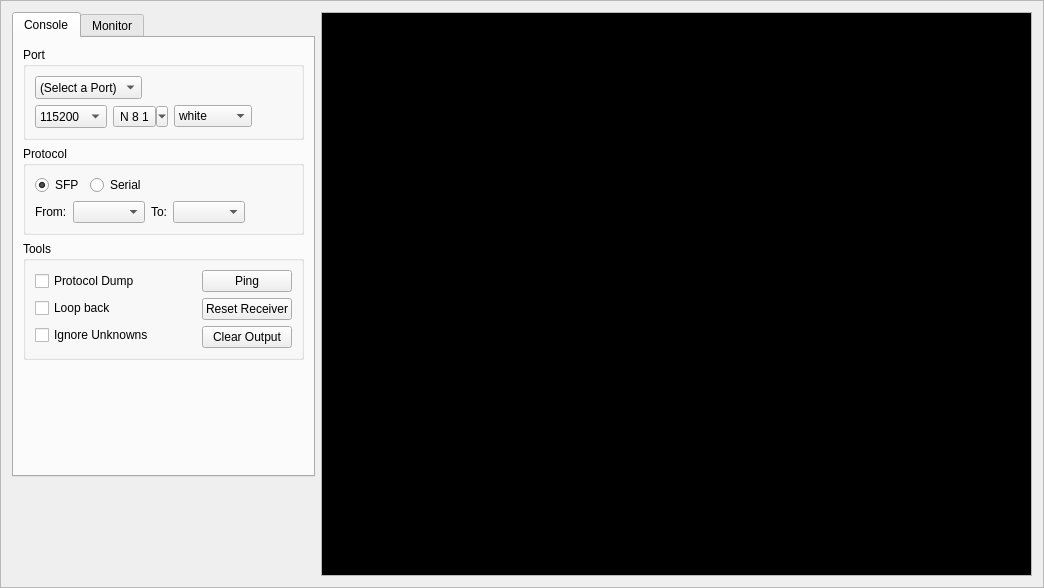
Old version of the form terminal.ui in the repository strawbot/TimbreTalk.
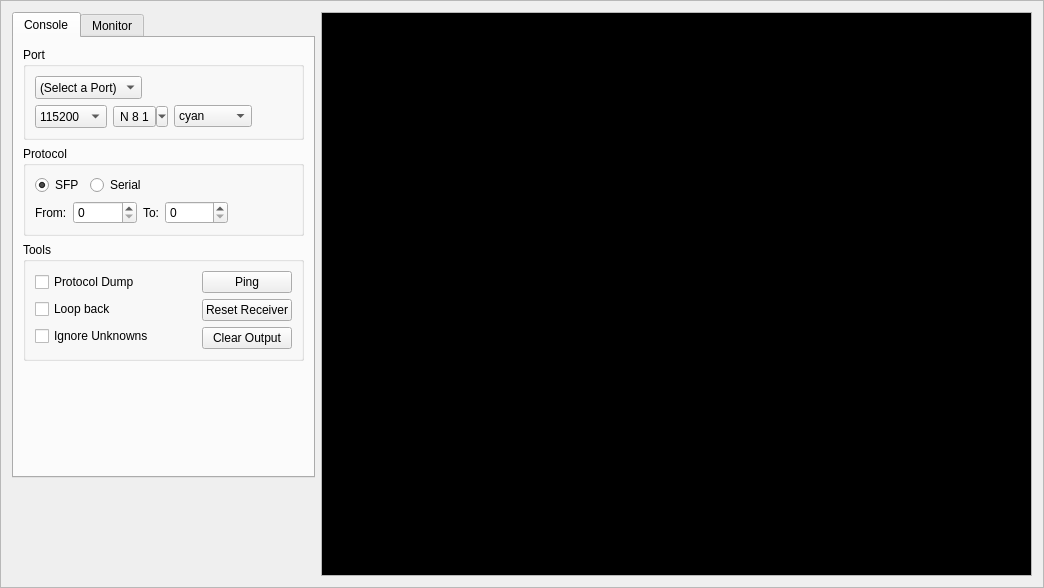
New version of the form. The open tabs and pages were chosen to show the change.

Commit message: monitor tab as separate file; ports all updated together

```diff
--- a/terminal.ui
+++ b/terminal.ui
@@ -216,10 +216,10 @@
                  <bool>false</bool>
                 </property>
                 <property name="currentText">
-                 <string>white</string>
+                 <string>cyan</string>
                 </property>
                 <property name="currentIndex">
-                 <number>0</number>
+                 <number>1</number>
                 </property>
                 <property name="maxVisibleItems">
                  <number>10</number>
@@ -373,18 +373,21 @@
                </widget>
               </item>
               <item>
-               <widget class="QComboBox" name="whoTo">
-                <property name="minimumSize">
-                 <size>
-                  <width>0</width>
-                  <height>0</height>
-                 </size>
+               <widget class="QSpinBox" name="whoTo">
+                <property name="sizePolicy">
+                 <sizepolicy hsizetype="MinimumExpanding" vsizetype="Fixed">
+                  <horstretch>0</horstretch>
+                  <verstretch>0</verstretch>
+                 </sizepolicy>
                 </property>
-                <property name="maximumSize">
-                 <size>
-                  <width>16777215</width>
-                  <height>16777215</height>
-                 </size>
+                <property name="styleSheet">
+                 <string notr="true">text-transform: uppercase;</string>
+                </property>
+                <property name="maximum">
+                 <number>255</number>
+                </property>
+                <property name="displayIntegerBase">
+                 <number>16</number>
                 </property>
                </widget>
               </item>
@@ -396,24 +399,27 @@
                </widget>
               </item>
               <item>
-               <widget class="QComboBox" name="whoFrom">
+               <widget class="QSpinBox" name="whoFrom">
                 <property name="sizePolicy">
                  <sizepolicy hsizetype="Expanding" vsizetype="Fixed">
                   <horstretch>0</horstretch>
                   <verstretch>0</verstretch>
                  </sizepolicy>
                 </property>
-                <property name="minimumSize">
-                 <size>
-                  <width>0</width>
-                  <height>0</height>
-                 </size>
+                <property name="styleSheet">
+                 <string notr="true">text-transform: uppercase;</string>
                 </property>
-                <property name="maximumSize">
-                 <size>
-                  <width>16777215</width>
-                  <height>16777215</height>
-                 </size>
+                <property name="specialValueText">
+                 <string>0</string>
+                </property>
+                <property name="prefix">
+                 <string/>
+                </property>
+                <property name="maximum">
+                 <number>255</number>
+                </property>
+                <property name="displayIntegerBase">
+                 <number>16</number>
                 </property>
                </widget>
               </item>
```
Left out of the diff: 144 changed lines with no effect on the pictures. The commit also changes 6 other files.
